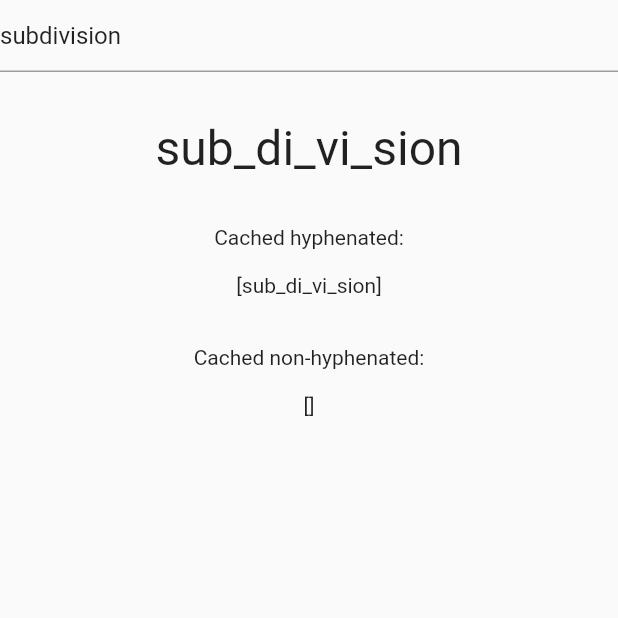
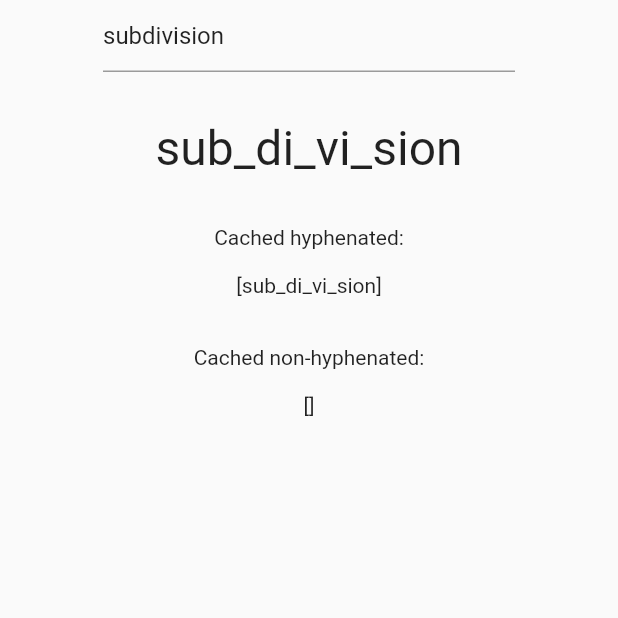
Before and after one commit to xErik/hyphenatorx, a Flutter app: the screen it shows after launch, on a phone screen of 412 x 824 dp, the top half of it. Run offline on Flutter 3.47's test engine with Material 2 defaults, Android fonts, the phone set to English and light mode, and no system bars.

Commit message:
width of demp now dynamic

```diff
--- a/example/flutter_example/lib/main.dart
+++ b/example/flutter_example/lib/main.dart
@@ -60,9 +60,10 @@ class _HyphenatorExampleWidgetState extends State<HyphenatorExampleWidget> {
             }
             final Hyphenator hyphernator = snapshot.data!;
 
-            return Center(
+            return SingleChildScrollView(
+                child: Center(
                     child: SizedBox(
-                    width: 600,
+                        width: MediaQuery.of(context).size.width * 2 / 3,
                         child: Column(
                           children: [
                             TextField(
@@ -90,7 +91,7 @@ class _HyphenatorExampleWidgetState extends State<HyphenatorExampleWidget> {
                                     textAlign: TextAlign.center,
                                   )
                           ],
-                    )));
+                        ))));
           }),
     );
   }
```
Lines whose indentation alone changed are shown as unchanged.
